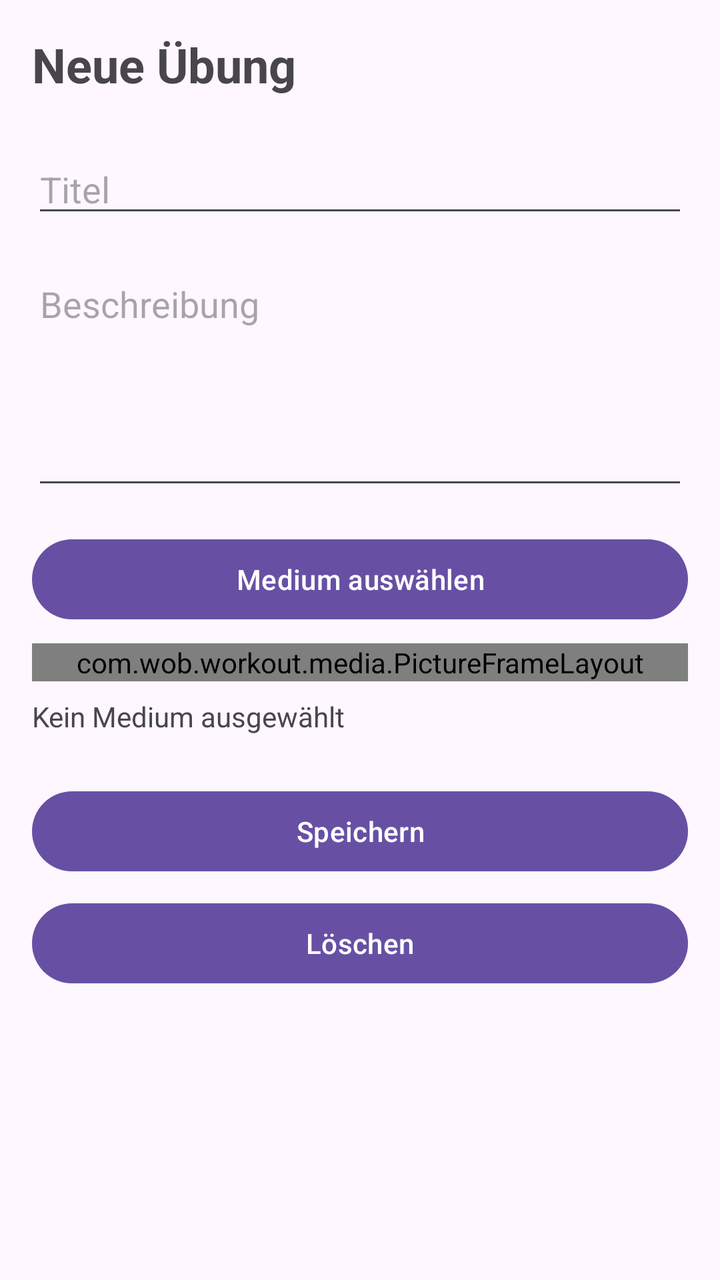
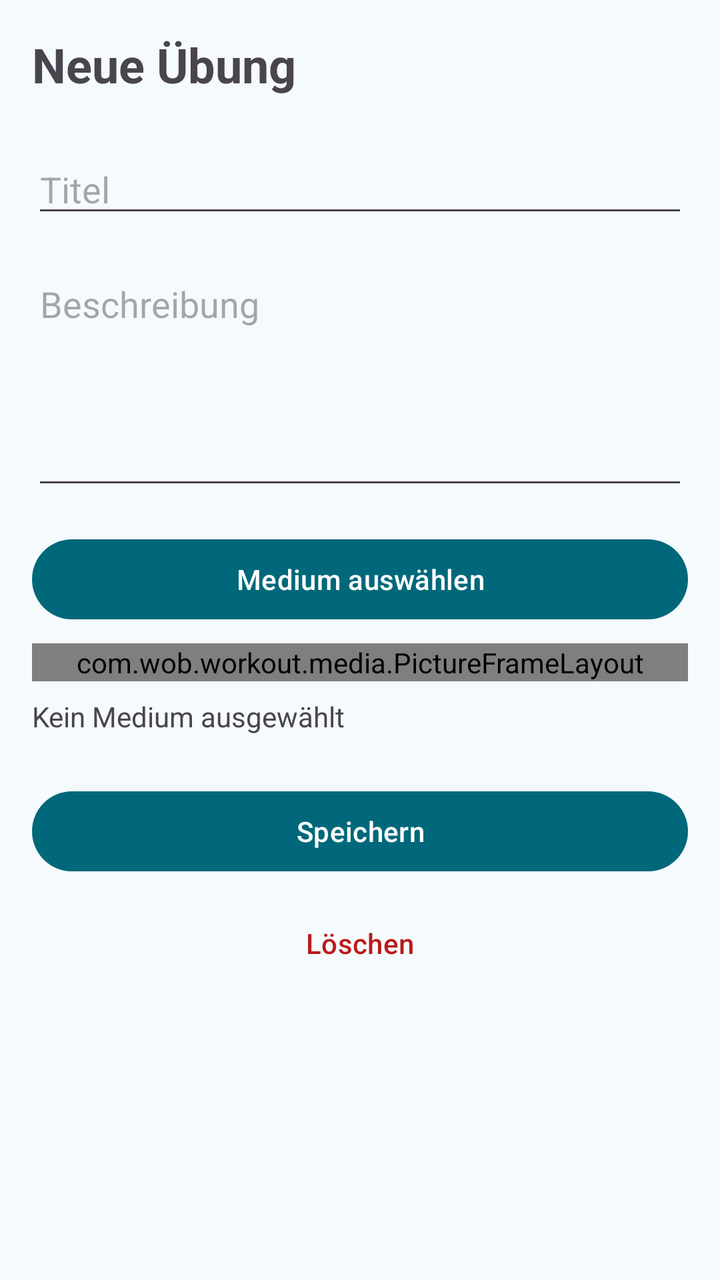

Compare the two renders of this Android layout. The source of the first and the diff that turns it into the second are given below.
<!-- AndroidManifest.xml: application theme Theme.Workout -->
<!-- res/layout/fragment_exercise_edit.xml -->
<?xml version="1.0" encoding="utf-8"?>
<ScrollView
    xmlns:android="http://schemas.android.com/apk/res/android"
    android:layout_width="match_parent"
    android:layout_height="match_parent">

    <LinearLayout
        android:layout_width="match_parent"
        android:layout_height="wrap_content"
        android:orientation="vertical"
        android:padding="16dp">

        <TextView
            android:layout_width="wrap_content"
            android:layout_height="wrap_content"
            android:text="@string/neue_uebung"
            android:textSize="24sp"
            android:textStyle="bold"/>

        <EditText
            android:id="@+id/edtTitle"
            android:layout_width="match_parent"
            android:layout_height="wrap_content"
            android:layout_marginTop="24dp"
            android:hint="@string/titel"/>

        <EditText
            android:id="@+id/edtDescription"
            android:layout_width="match_parent"
            android:layout_height="120dp"
            android:layout_marginTop="16dp"
            android:gravity="top"
            android:hint="@string/description"/>
        <Button
            android:id="@+id/btnSelectMedia"
            android:layout_width="match_parent"
            android:layout_height="wrap_content"
            android:layout_marginTop="16dp"
            android:text="Medium auswählen"/>

        <com.wob.workout.media.PictureFrameLayout
            android:layout_width="match_parent"
            android:layout_height="wrap_content"
            android:layout_gravity="center_horizontal"
            android:layout_marginTop="8dp">

            <com.wob.workout.media.FramedImageView
                android:id="@+id/imgMediaPreview"
                android:layout_width="match_parent"
                android:layout_height="match_parent"
                android:src="@drawable/exercise_placeholder"
                android:contentDescription="@null"/>
        </com.wob.workout.media.PictureFrameLayout>

        <TextView
            android:id="@+id/txtMedia"
            android:layout_width="match_parent"
            android:layout_height="wrap_content"
            android:layout_marginTop="8dp"
            android:text="Kein Medium ausgewählt"/>

        <Button
            android:id="@+id/btnResetFraming"
            style="@style/Widget.Material3.Button.TextButton"
            android:layout_width="match_parent"
            android:layout_height="wrap_content"
            android:text="Ausschnitt zurücksetzen"
            android:visibility="gone"/>

        <Button
            android:id="@+id/btnRemoveMedia"
            style="@style/Widget.Material3.Button.TextButton"
            android:layout_width="match_parent"
            android:layout_height="wrap_content"
            android:text="Bild entfernen"
            android:visibility="gone"/>

        <Button
            android:id="@+id/btnSave"
            android:layout_width="match_parent"
            android:layout_height="wrap_content"
            android:layout_marginTop="24dp"
            android:text="@string/speichern"/>

        <Button
            android:id="@+id/btnDelete"
            android:layout_width="match_parent"
            android:layout_height="wrap_content"
            android:layout_marginTop="8dp"
            android:text="Löschen"/>

    </LinearLayout>

</ScrollView>
<!-- resources referenced by this layout -->
<resources>
  <style name="Base.Theme.Workout" parent="Theme.Material3.DayNight.NoActionBar">
          
          
      </style>
  <!-- unchanged entries left out for length: 6 -->
</resources>

<!-- the commit's change to res/layout/fragment_exercise_edit.xml (unified diff, before → after) -->
@@ -84,6 +84,7 @@
 
         <Button
             android:id="@+id/btnDelete"
+            style="@style/Widget.Workout.DeleteButton"
             android:layout_width="match_parent"
             android:layout_height="wrap_content"
             android:layout_marginTop="8dp"
<!-- resource entries referenced after the edit -->
@@ -1,9 +1,76 @@
 <!-- resources referenced by this layout -->
 <resources>
+  <style name="Widget.Workout.DeleteButton" parent="Widget.Material3.Button.TextButton">
+          <item name="android:textColor">?attr/colorError</item>
+      </style>
   <style name="Base.Theme.Workout" parent="Theme.Material3.DayNight.NoActionBar">
-          
-          
+          <item name="colorPrimary">@color/primary</item>
+          <item name="colorOnPrimary">@color/on_primary</item>
+          <item name="colorPrimaryContainer">@color/primary_container</item>
+          <item name="colorOnPrimaryContainer">@color/on_primary_container</item>
+          <item name="colorPrimaryInverse">@color/primary_inverse</item>
+          <item name="colorSecondary">@color/secondary</item>
+          <item name="colorOnSecondary">@color/on_secondary</item>
+          <item name="colorSecondaryContainer">@color/secondary_container</item>
+          <item name="colorOnSecondaryContainer">@color/on_secondary_container</item>
+          <item name="colorTertiary">@color/tertiary</item>
+          <item name="colorOnTertiary">@color/on_tertiary</item>
+          <item name="colorTertiaryContainer">@color/tertiary_container</item>
+          <item name="colorOnTertiaryContainer">@color/on_tertiary_container</item>
+          <item name="colorError">@color/error</item>
+          <item name="colorOnError">@color/on_error</item>
+          <item name="colorErrorContainer">@color/error_container</item>
+          <item name="colorOnErrorContainer">@color/on_error_container</item>
+          <item name="android:colorBackground">@color/surface</item>
+          <item name="colorOnBackground">@color/on_surface</item>
+          <item name="colorSurface">@color/surface</item>
+          <item name="colorOnSurface">@color/on_surface</item>
+          <item name="colorSurfaceVariant">@color/surface_variant</item>
+          <item name="colorOnSurfaceVariant">@color/on_surface_variant</item>
+          <item name="colorSurfaceInverse">@color/surface_inverse</item>
+          <item name="colorOnSurfaceInverse">@color/on_surface_inverse</item>
+          <item name="colorSurfaceDim">@color/surface_dim</item>
+          <item name="colorSurfaceBright">@color/surface_bright</item>
+          <item name="colorSurfaceContainerLowest">@color/surface_container_lowest</item>
+          <item name="colorSurfaceContainerLow">@color/surface_container_low</item>
+          <item name="colorSurfaceContainer">@color/surface_container</item>
+          <item name="colorSurfaceContainerHigh">@color/surface_container_high</item>
+          <item name="colorSurfaceContainerHighest">@color/surface_container_highest</item>
+          <item name="colorOutline">@color/outline</item>
+          <item name="colorOutlineVariant">@color/outline_variant</item>
       </style>
+  <color name="primary">#00687A</color>
+  <color name="on_primary">#FFFFFF</color>
+  <color name="primary_container">#ACEDFF</color>
+  <color name="on_primary_container">#001F26</color>
+  <color name="primary_inverse">#84D2E7</color>
+  <color name="secondary">#4B6269</color>
+  <color name="on_secondary">#FFFFFF</color>
+  <color name="secondary_container">#CEE7EF</color>
+  <color name="on_secondary_container">#061F25</color>
+  <color name="tertiary">#565D7E</color>
+  <color name="on_tertiary">#FFFFFF</color>
+  <color name="tertiary_container">#DDE1FF</color>
+  <color name="on_tertiary_container">#131A37</color>
+  <color name="error">#BA1A1A</color>
+  <color name="on_error">#FFFFFF</color>
+  <color name="error_container">#FFDAD6</color>
+  <color name="on_error_container">#410002</color>
+  <color name="surface">#F5FAFC</color>
+  <color name="on_surface">#171C1E</color>
+  <color name="surface_variant">#DBE4E7</color>
+  <color name="on_surface_variant">#3F484B</color>
+  <color name="surface_inverse">#2B3133</color>
+  <color name="on_surface_inverse">#ECF2F4</color>
+  <color name="surface_dim">#D5DBDD</color>
+  <color name="surface_bright">#F5FAFC</color>
+  <color name="surface_container_lowest">#FFFFFF</color>
+  <color name="surface_container_low">#EFF4F7</color>
+  <color name="surface_container">#E9EFF1</color>
+  <color name="surface_container_high">#E3E9EB</color>
+  <color name="surface_container_highest">#DEE3E6</color>
+  <color name="outline">#70797C</color>
+  <color name="outline_variant">#BFC8CB</color>
   <!-- unchanged entries left out for length: 6 -->
 </resources>
 
